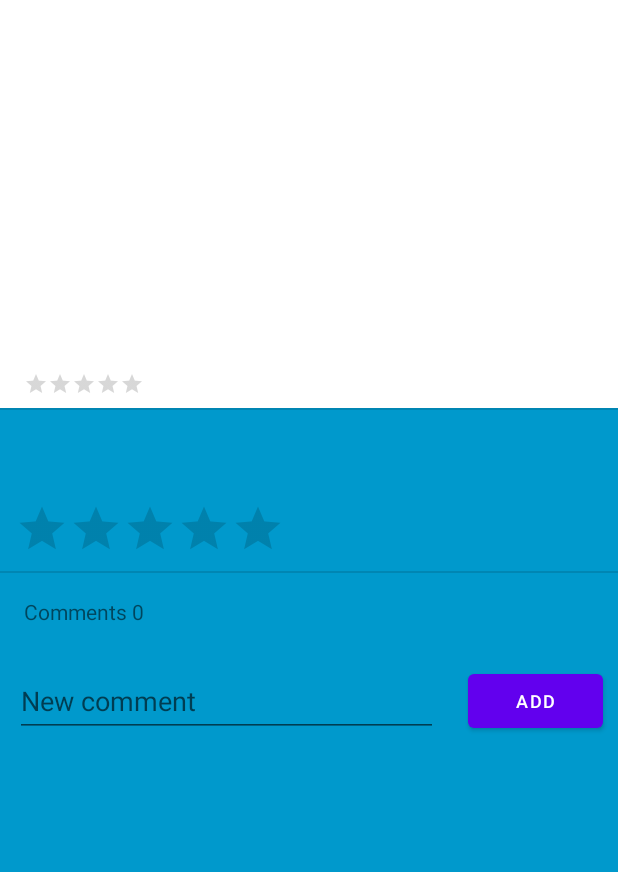
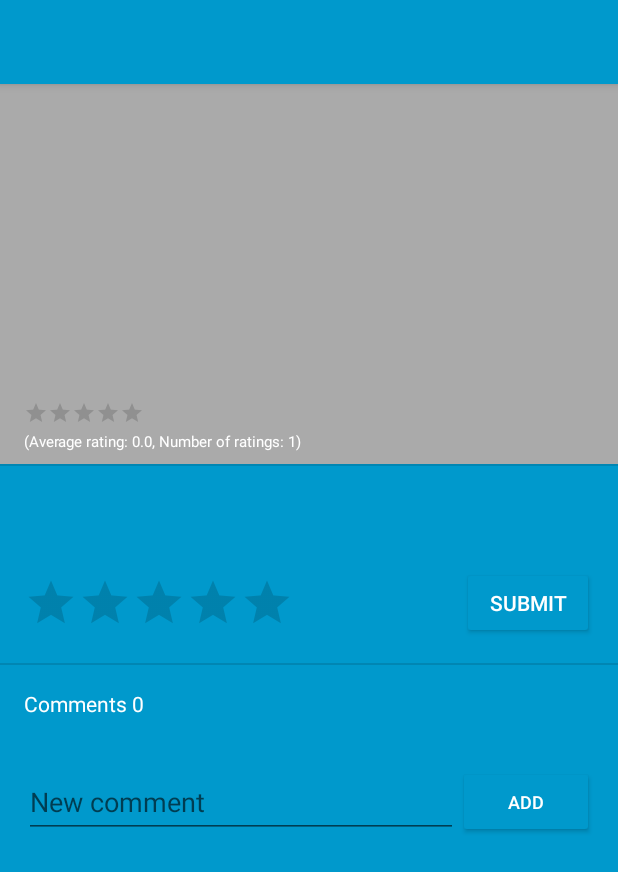
Before and after one commit to soulyvap/ParliamentMembersApp, an Android app: the DetailsFragment screen opened through its navigation route, after a tap on "ADD", on a phone screen of 412 x 824 dp. Shown: the top 872 px of the screen. Run offline under Robolectric (Android 15) with nearby library versions, the phone set to English and light mode, and no system bars; our stand-ins replace Room's generated code, data binding; pictures from the network do not load; 7 statements that could not run were skipped; 1 other tap on this screen came first.

Commit message:
Ratings work

```diff
--- a/app/src/main/AndroidManifest.xml
+++ b/app/src/main/AndroidManifest.xml
@@ -7,11 +7,12 @@
     <application
         android:allowBackup="true"
         android:icon="@mipmap/ic_launcher"
-        android:label="@string/app_name"
+        android:label=""
         android:roundIcon="@mipmap/ic_launcher_round"
         android:supportsRtl="true"
-        android:theme="@style/Theme.ParliamentMembersApp">
+        android:theme="@style/AppTheme">
         <activity
+            android:theme="@style/AppTheme.ActionBar.Transparent"
             android:name=".MainActivity"
             android:exported="true"
             android:windowSoftInputMode="adjustPan">
--- a/app/src/main/java/com/example/parliamentmembersapp/database/DB.kt
+++ b/app/src/main/java/com/example/parliamentmembersapp/database/DB.kt
@@ -7,7 +7,7 @@ import androidx.room.RoomDatabase
 import androidx.room.TypeConverters
 
 @Database(entities = [Member::class, MemberComment::class, MemberRating::class],
-    version = 2, exportSchema = false )
+    version = 3, exportSchema = false )
 @TypeConverters(Converters::class)
 abstract class MemberDB: RoomDatabase() {
     abstract val memberDao: MemberDao
--- a/app/src/main/java/com/example/parliamentmembersapp/database/MemberRating.kt
+++ b/app/src/main/java/com/example/parliamentmembersapp/database/MemberRating.kt
@@ -3,7 +3,7 @@ package com.example.parliamentmembersapp.database
 import androidx.lifecycle.LiveData
 import androidx.room.*
 
-@Entity(indices = [Index(value = ["personNumber"], unique = true)])
+@Entity(indices = [Index(value = ["personNumber", "author"], unique = true)])
 class MemberRating(
     @PrimaryKey(autoGenerate = true)
     var id: Long,
@@ -20,4 +20,7 @@ interface RatingDao {
     fun getAll(): LiveData<List<MemberRating>>
     @Query("select * from MemberRating where personNumber = :personNumber")
     fun getAllByNumber(personNumber: Int): LiveData<List<MemberRating>>
+    @Query("select * from MemberRating " +
+            "where personNumber = :personNumber and author = :author")
+    fun getRatingByNumberAndAuthor(personNumber: Int, author: String): LiveData<MemberRating>
 }
--- a/app/src/main/java/com/example/parliamentmembersapp/fragments/DetailsFragment.kt
+++ b/app/src/main/java/com/example/parliamentmembersapp/fragments/DetailsFragment.kt
@@ -38,7 +38,6 @@ class DetailsFragment : Fragment() {
     }
 
     private lateinit var viewModel: DetailsViewModel
-    private var refreshCount = 0
     var comments = listOf<MemberComment>()
 
     override fun onCreateView(
@@ -55,6 +54,12 @@ class DetailsFragment : Fragment() {
 
         viewModel.retrieveUsername(activity)
 
+        viewModel.getCurrentRating().observe(viewLifecycleOwner, {
+            it?.let {
+                binding.rtbNewRating.rating = it.rating.toFloat()
+            }
+        })
+
         val commentAdapter = CommentAdapter(comments)
 
         viewModel.getAllRatingsByNumber().observe(viewLifecycleOwner, {
@@ -66,10 +71,6 @@ class DetailsFragment : Fragment() {
                 binding.rtbAverage.rating = average.toFloat()
             }
         })
-
-//        binding.ratingBar.setOnRatingBarChangeListener { ratingBar, rating, fromUser ->
-//            viewModel.setRating(rating.toDouble())
-//        }
 
         binding.rvComments.apply {
             layoutManager = LinearLayoutManager(activity)
@@ -98,6 +99,10 @@ class DetailsFragment : Fragment() {
             binding.txtNumberOfComments.text = txtNumberComments
             commentAdapter.updateList(it)
         })
+
+        binding.btnSubmitRating.setOnClickListener {
+            viewModel.addRating(binding.rtbNewRating.rating.toDouble())
+        }
 
         binding.btnAddComment.setOnClickListener {
             val comment = binding.etxtComment.text
@@ -175,6 +180,8 @@ class DetailsViewModel(application: Application): AndroidViewModel(application){
         rating = newRating
     }
 
+    fun getCurrentRating() = ratingRepo.getRatingByNumberAndAuthor(personNumber, author)
+
     fun retrieveUsername(activity: FragmentActivity?) {
         val sharedPref = activity?.getSharedPreferences("userPref", Context.MODE_PRIVATE)
         author = sharedPref?.getString("username", "") ?: "anonymous"
@@ -203,9 +210,9 @@ class DetailsViewModel(application: Application): AndroidViewModel(application){
 
     fun getCommentsByNumber() = commentRepo.getAllByPersonNumber(personNumber)
 
-    fun addRating(rating: MemberRating) {
+    fun addRating(rating: Double) {
         viewModelScope.launch {
-            ratingRepo.addRating(rating)
+            ratingRepo.addRating(MemberRating(0, personNumber, rating, author))
         }
     }
 
@@ -214,12 +221,4 @@ class DetailsViewModel(application: Application): AndroidViewModel(application){
     fun getAverageRating(ratings: List<MemberRating>) = ratings
         .sumOf { it.rating }
         .div(ratings.size)
-
-    override fun onCleared() {
-        super.onCleared()
-        if (ratingHasChanged) {
-            addRating(MemberRating(0, personNumber, rating, author))
-        }
-    }
-
 }
--- a/app/src/main/java/com/example/parliamentmembersapp/fragments/MainFragment.kt
+++ b/app/src/main/java/com/example/parliamentmembersapp/fragments/MainFragment.kt
@@ -9,6 +9,7 @@ import androidx.fragment.app.Fragment
 import android.view.LayoutInflater
 import android.view.View
 import android.view.ViewGroup
+import androidx.core.os.bundleOf
 import androidx.databinding.DataBindingUtil
 import androidx.fragment.app.FragmentActivity
 import androidx.lifecycle.AndroidViewModel
@@ -18,7 +19,9 @@ import androidx.navigation.findNavController
 import com.example.parliamentmembersapp.MainActivity
 import com.example.parliamentmembersapp.MainActivityViewModel
 import com.example.parliamentmembersapp.R
+import com.example.parliamentmembersapp.database.MemberDB
 import com.example.parliamentmembersapp.databinding.FragmentMainBinding
+import com.example.parliamentmembersapp.repo.MembersRepo
 import kotlinx.coroutines.launch
 
 
@@ -55,12 +58,34 @@ class MainFragment : Fragment() {
             }
         }
 
+        binding.btnRandom.setOnClickListener {
+            if (binding.etxtUsername.text.isBlank()) {
+                binding.etxtUsername.error = "Please enter a username"
+            } else {
+                viewModel.saveUsername(binding.etxtUsername.text.toString(), activity)
+                viewModel.getAllMembers().observe(viewLifecycleOwner, { memberList ->
+                    val randomPersonNumber = memberList.map { it.personNumber }.random()
+                    val bundle = bundleOf("member" to randomPersonNumber)
+                    view?.findNavController()
+                        ?.navigate(R.id.action_mainFragment_to_detailsFragment, bundle)
+                })
+            }
+        }
         return binding.root
     }
 
 }
 
 class MainFragmentViewModel(application: Application): AndroidViewModel(application) {
+
+    private var membersRepo: MembersRepo
+
+    init {
+        val membersDao = MemberDB.getInstance(application).memberDao
+        membersRepo = MembersRepo(membersDao)
+    }
+
+    fun getAllMembers() = membersRepo.getAllFromDB()
 
     fun saveUsername(username: String, activity: FragmentActivity?) {
         viewModelScope.launch {
--- a/app/src/main/java/com/example/parliamentmembersapp/repo/RatingsRepo.kt
+++ b/app/src/main/java/com/example/parliamentmembersapp/repo/RatingsRepo.kt
@@ -12,4 +12,7 @@ class RatingsRepo(private val ratingDao: RatingDao) {
     fun getAll() = ratingDao.getAll()
 
     fun getAllByPersonNumber(personNumber: Int) = ratingDao.getAllByNumber(personNumber)
+
+    fun getRatingByNumberAndAuthor(personNumber: Int, author: String) =
+        ratingDao.getRatingByNumberAndAuthor(personNumber, author)
 }
--- a/app/src/main/res/layout/activity_main.xml
+++ b/app/src/main/res/layout/activity_main.xml
@@ -4,6 +4,7 @@
     <androidx.constraintlayout.widget.ConstraintLayout xmlns:android="http://schemas.android.com/apk/res/android"
         xmlns:app="http://schemas.android.com/apk/res-auto"
         xmlns:tools="http://schemas.android.com/tools"
+        android:background="@android:color/holo_orange_dark"
         android:layout_width="match_parent"
         android:layout_height="match_parent"
         tools:context=".MainActivity">
--- a/app/src/main/res/layout/details_fragment.xml
+++ b/app/src/main/res/layout/details_fragment.xml
@@ -6,6 +6,7 @@
 
     <androidx.constraintlayout.widget.ConstraintLayout
         android:id="@+id/frameLayout"
+        android:background="@android:color/darker_gray"
         android:layout_width="match_parent"
         android:layout_height="match_parent"
         tools:context=".ParliementMemberFragment">
@@ -72,12 +73,12 @@
             android:layout_width="wrap_content"
             android:layout_height="wrap_content"
             android:layout_gravity="center_horizontal"
-            android:layout_marginBottom="8dp"
+            android:layout_marginBottom="4dp"
             android:clickable="false"
             android:numStars="5"
             android:progressTint="#03A9F4"
             android:stepSize="1"
-            app:layout_constraintBottom_toTopOf="@+id/guideline4"
+            app:layout_constraintBottom_toTopOf="@+id/txt_averageRating"
             app:layout_constraintStart_toStartOf="@+id/txt_age"
             tools:ignore="SpeakableTextPresentCheck" />
 
@@ -85,10 +86,10 @@
             android:id="@+id/txt_averageRating"
             android:layout_width="wrap_content"
             android:layout_height="wrap_content"
-            android:layout_marginStart="16dp"
-            app:layout_constraintBottom_toBottomOf="@+id/rtb_average"
-            app:layout_constraintStart_toEndOf="@+id/rtb_average"
-            app:layout_constraintTop_toTopOf="@+id/rtb_average"
+            android:layout_marginBottom="8dp"
+            android:textSize="10sp"
+            app:layout_constraintBottom_toTopOf="@+id/guideline4"
+            app:layout_constraintStart_toStartOf="@+id/rtb_average"
             tools:text="(0.0 rating)" />
 
         <ScrollView
@@ -101,8 +102,6 @@
             app:layout_constraintStart_toStartOf="parent"
             app:layout_constraintTop_toTopOf="@+id/guideline4"
             tools:ignore="SpeakableTextPresentCheck">
-
-
 
             <LinearLayout
                 android:layout_width="match_parent"
@@ -121,16 +120,33 @@
                     android:layout_weight="80"
                     android:text="Rate" />
 
+                <LinearLayout
+                    android:layout_width="match_parent"
+                    android:layout_height="wrap_content"
+                    android:layout_margin="16dp"
+                    android:orientation="horizontal">
+
                     <RatingBar
                         android:id="@+id/rtb_newRating"
                         style="@style/Widget.AppCompat.RatingBar.Indicator"
                         android:layout_width="wrap_content"
                         android:layout_height="wrap_content"
-                    android:layout_gravity="left"
-                    android:layout_margin="10dp"
-                    android:layout_weight="80"
+                        android:layout_gravity="left|center_vertical"
                         android:isIndicator="false"
                         android:numStars="5" />
+
+                    <Space
+                        android:layout_width="0dp"
+                        android:layout_height="match_parent"
+                        android:layout_weight="1" />
+
+                    <Button
+                        android:id="@+id/btn_submitRating"
+                        android:layout_width="wrap_content"
+                        android:layout_height="wrap_content"
+                        android:layout_gravity="right"
+                        android:text="Submit" />
+                </LinearLayout>
 
                 <View
                     android:id="@+id/divider2"
@@ -147,13 +163,13 @@
                 <LinearLayout
                     android:layout_width="match_parent"
                     android:layout_height="match_parent"
+                    android:layout_margin="16dp"
                     android:orientation="horizontal">
 
                     <EditText
                         android:id="@+id/etxt_comment"
                         android:layout_width="wrap_content"
                         android:layout_height="wrap_content"
-                        android:layout_margin="10dp"
                         android:layout_weight="80"
                         android:hint="New comment"
                         android:inputType="textLongMessage"
@@ -164,7 +180,6 @@
                         android:layout_width="wrap_content"
                         android:layout_height="wrap_content"
                         android:layout_gravity="center|center_horizontal"
-                        android:layout_margin="10dp"
                         android:layout_weight="1"
                         android:ems="5"
                         android:padding="4dp"
@@ -179,7 +194,7 @@
                     android:id="@+id/rv_comments"
                     android:layout_width="match_parent"
                     android:layout_height="wrap_content"
-                    android:layout_margin="10dp" />
+                    android:layout_margin="16dp" />
 
             </LinearLayout>
         </ScrollView>
--- a/app/src/main/res/layout/fragment_main.xml
+++ b/app/src/main/res/layout/fragment_main.xml
@@ -5,6 +5,7 @@
 
     <androidx.constraintlayout.widget.ConstraintLayout
         android:id="@+id/frameLayout"
+        android:background="@android:color/darker_gray"
         android:layout_width="match_parent"
         android:layout_height="match_parent"
         tools:context=".fragments.MainFragment">
--- a/app/src/main/res/layout/members_fragment.xml
+++ b/app/src/main/res/layout/members_fragment.xml
@@ -5,6 +5,8 @@
 
     <androidx.constraintlayout.widget.ConstraintLayout
         android:id="@+id/frameLayout3"
+        android:background="@android:color/darker_gray"
+
         android:layout_width="match_parent"
         android:layout_height="match_parent"
         tools:context=".fragments.MembersFragment">
--- a/app/src/main/res/values-night/themes.xml
+++ b/app/src/main/res/values-night/themes.xml
@@ -1,6 +1,6 @@
 <resources xmlns:tools="http://schemas.android.com/tools">
     <!-- Base application theme. -->
-    <style name="Theme.ParliamentMembersApp" parent="Theme.MaterialComponents.DayNight.NoActionBar">
+    <style name="Theme.ParliamentMembersApp" parent="Theme.MaterialComponents.DayNight.DarkActionBar">
         <!-- Primary brand color. -->
         <item name="colorPrimary">@color/purple_200</item>
         <item name="colorPrimaryVariant">@color/purple_700</item>
--- a/app/src/main/res/values/styles.xml
+++ b/app/src/main/res/values/styles.xml
@@ -5,4 +5,17 @@
         <item name="android:layout_height">1dp</item>
         <item name="android:background">?android:attr/listDivider</item>
     </style>
+
+    <style name="AppTheme" parent="Theme.AppCompat.Light.DarkActionBar">
+        <item name="colorPrimary">@color/design_default_color_primary</item>
+        <item name="colorPrimaryDark">@color/design_default_color_primary_dark</item>
+        <item name="colorAccent">@color/white</item>
+        <item name="android:textColor">@color/white</item>
+        <item name="colorButtonNormal">@android:color/holo_blue_dark</item>
+        <item name="android:editTextColor">@color/white</item>
+    </style>
+    <style name="AppTheme.ActionBar.Transparent" parent="AppTheme">
+        <item name="windowActionBarOverlay">false</item>
+        <item name="colorPrimary">@android:color/holo_blue_dark</item>
+    </style>
 </resources>
--- a/app/src/main/res/values/themes.xml
+++ b/app/src/main/res/values/themes.xml
@@ -1,6 +1,6 @@
 <resources xmlns:tools="http://schemas.android.com/tools">
     <!-- Base application theme. -->
-    <style name="Theme.ParliamentMembersApp" parent="Theme.MaterialComponents.DayNight.NoActionBar">
+    <style name="Theme.ParliamentMembersApp" parent="Theme.MaterialComponents.DayNight.DarkActionBar">
         <!-- Primary brand color. -->
         <item name="colorPrimary">@color/purple_500</item>
         <item name="colorPrimaryVariant">@color/purple_700</item>
```
Also changed, not shown: app/src/main/res/layout/parties_fragment.xml (+5 -3 lines). Lines whose indentation alone changed are shown as unchanged.
